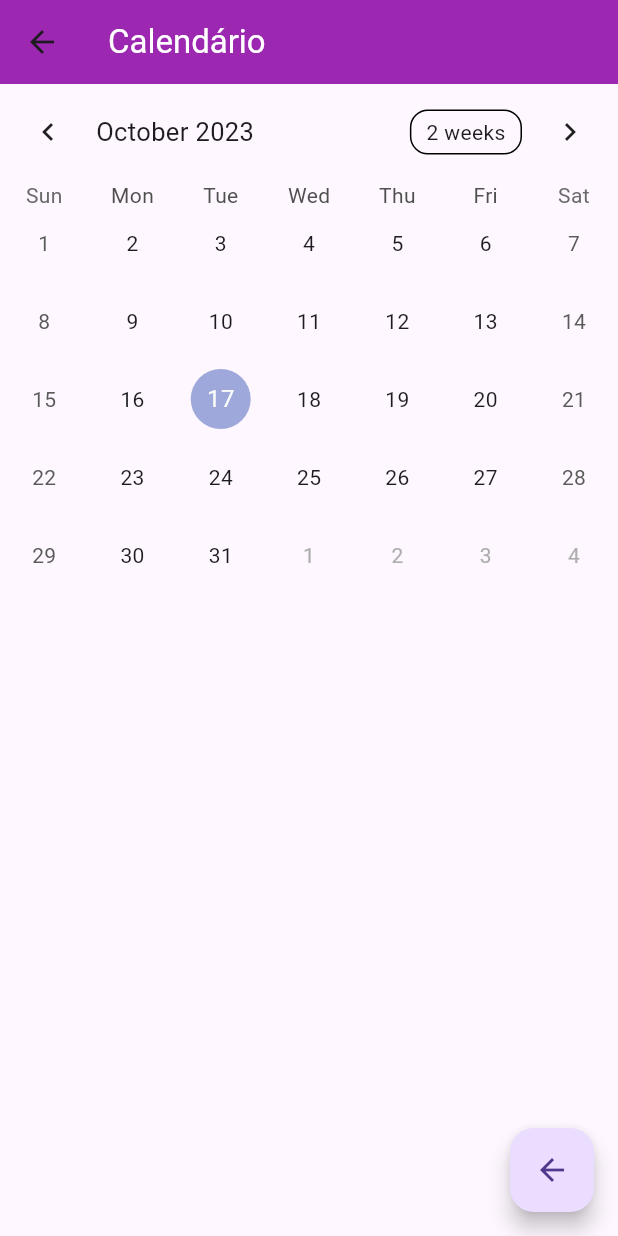
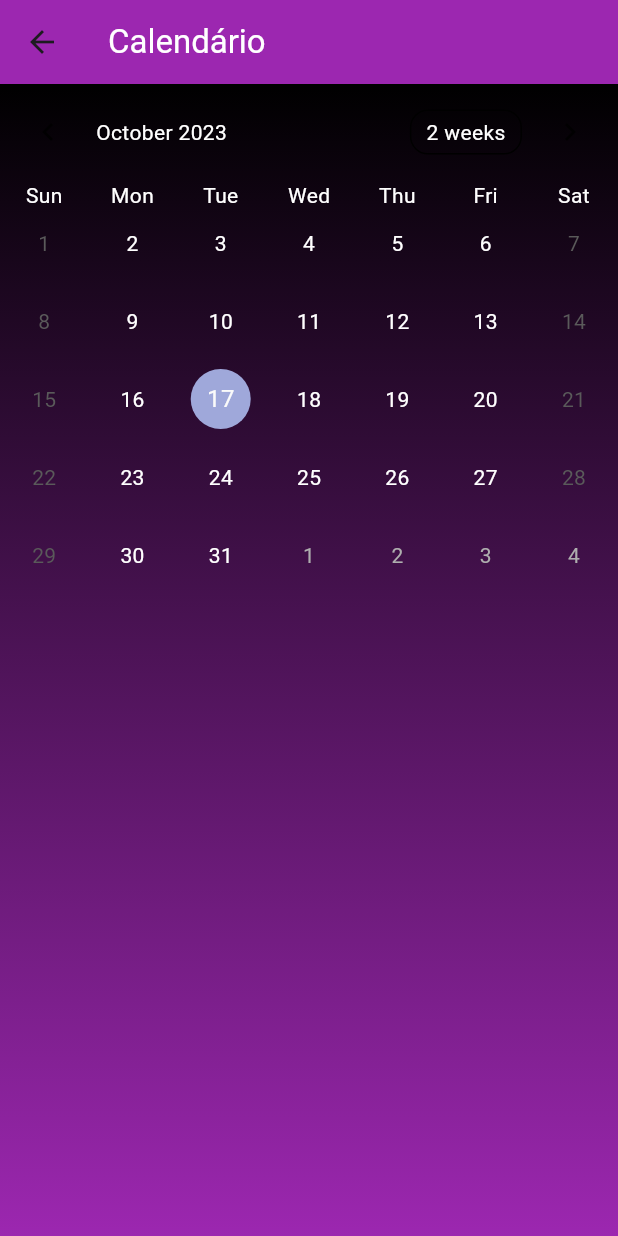
Before and after one commit to Johws/my_project, a Flutter app: the Calendario screen opened by its route, on a phone screen of 412 x 824 dp. Run offline on Flutter 3.47's test engine with Material 3 defaults, Android fonts, the phone set to English and light mode, and no system bars; drawn by our look-alikes of table_calendar.

Commit message:
Implementacao do calendario

```diff
--- a/lib/calendario1.dart
+++ b/lib/calendario1.dart
@@ -22,7 +22,42 @@ class _CalendarioState extends State<Calendario> {
           style: TextStyle(color: Colors.white),
         ),
       ),
-      body: TableCalendar(
+      body: Stack(
+        children: [
+          Container(
+            decoration: BoxDecoration(
+              gradient: LinearGradient(
+                begin: Alignment.bottomCenter,
+                end: Alignment.topCenter,
+                colors: [Colors.purple, Colors.black],
+              ),
+            ),
+          ),
+          TableCalendar(
+            calendarStyle: CalendarStyle(
+              defaultTextStyle: TextStyle(color: Colors.white),
+              selectedDecoration: BoxDecoration(
+                shape: BoxShape.circle,
+                color: Colors.deepPurple,
+              ),
+              selectedTextStyle: TextStyle(color: Colors.white),
+            ),
+            headerStyle: HeaderStyle(
+              titleTextStyle: TextStyle(
+                  color: Colors
+                      .white), // Define o estilo do texto do título como branco
+              formatButtonTextStyle: TextStyle(
+                  color: Colors
+                      .white), // Define o estilo do texto do botão de formato como branco
+            ),
+            daysOfWeekStyle: DaysOfWeekStyle(
+              weekdayStyle: TextStyle(
+                  color: Colors
+                      .white), // Define o estilo do texto do dia da semana como branco
+              weekendStyle: TextStyle(
+                  color: Colors
+                      .white), // Define o estilo do texto do fim de semana como branco
+            ),
             firstDay: DateTime.utc(2021, 1, 1),
             lastDay: DateTime.utc(2030, 12, 31),
             focusedDay: _focusedDay,
@@ -55,11 +90,7 @@ class _CalendarioState extends State<Calendario> {
               _focusedDay = focusedDay;
             },
           ),
-      floatingActionButton: FloatingActionButton(
-        onPressed: () {
-          Navigator.pop(context);
-        },
-        child: Icon(Icons.arrow_back),
+        ],
       ),
     );
   }
--- a/pubspec.yaml
+++ b/pubspec.yaml
@@ -35,7 +35,7 @@ dependencies:
   # The following adds the Cupertino Icons font to your application.
   # Use with the CupertinoIcons class for iOS style icons.
   cupertino_icons: ^1.0.2
-  table_calendar: 3.0.1
+  table_calendar: ^3.0.9
 
 dev_dependencies:
   flutter_test:
```
Also changed, not shown: pubspec.lock. Lines whose indentation alone changed are shown as unchanged.
